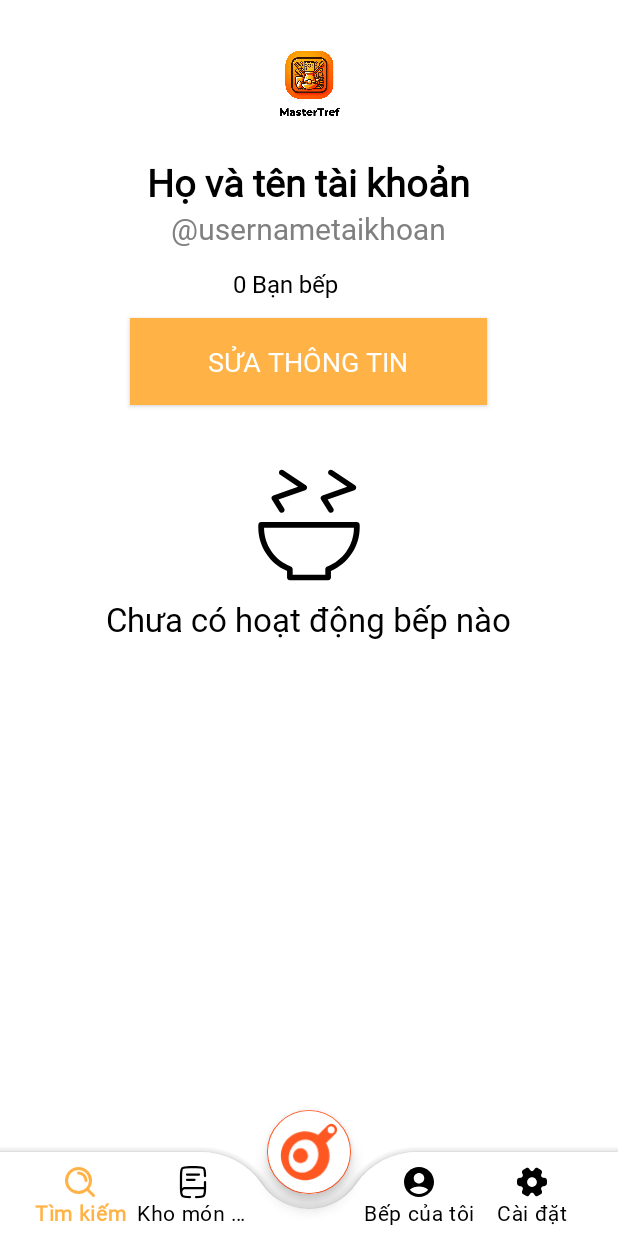
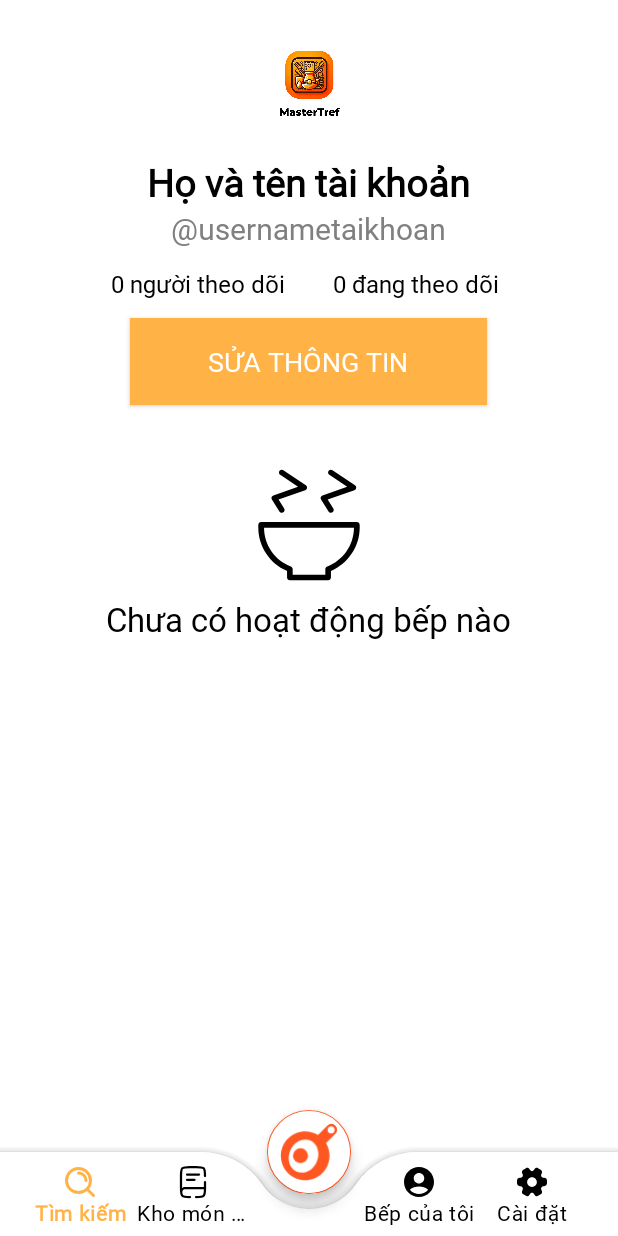
Before and after one commit to gacon04/mastertref, an Android app: the fragment MyKitchenFragment placed in its activity, on a phone screen of 412 x 824 dp. Run offline under Robolectric (Android 15) with nearby library versions, the phone set to English and light mode, and no system bars; our stand-ins replace CircleImageView, Room's generated code; libraries missing offline, so code that uses them is left out: com.cloudinary.android; Roboto replaces fonts that are not available here; 1 statement that could not run was skipped.

```diff
--- a/app/src/main/java/com/example/mastertref/data/local/TaikhoanDAO.java
+++ b/app/src/main/java/com/example/mastertref/data/local/TaikhoanDAO.java
@@ -26,7 +26,8 @@ public interface TaikhoanDAO {
     // 🟢 Kiểm tra đăng nhập (So sánh mật khẩu đã mã hóa)
     @Query("SELECT * FROM taikhoan WHERE email = :email AND password = :password LIMIT 1")
     TaikhoanEntity validLoginInfo(String email, String password);
-
+    @Query("SELECT id FROM taikhoan WHERE username = :username LIMIT 1")
+    int getUserIdByUsername(String username);
     // 🟢 Lấy tài khoản theo username
     @Query("SELECT * FROM taikhoan WHERE username = :username LIMIT 1")
     LiveData<TaikhoanEntity> getTaikhoanByUsername(String username);
--- a/app/src/main/res/layout/fragment_my_kitchen.xml
+++ b/app/src/main/res/layout/fragment_my_kitchen.xml
@@ -45,18 +45,36 @@
             android:textSize="20sp"
             android:textColor="@color/gray"
             android:layout_marginBottom="12dp"/>
-        <TextView
-            android:layout_width="wrap_content"
+
+        <TableLayout
+            android:layout_width="match_parent"
             android:layout_height="wrap_content"
-            android:text="0 Bạn bếp"
-            android:layout_marginBottom="12dp"
-            android:fontFamily="@font/sfpro_medi"
-            android:textSize="16sp"
-            android:textColor="@color/black"
-            android:gravity="center"
-            android:minWidth="120dp"
-            android:paddingEnd="32dp"/>
-        <!-- TableLayout để sắp xếp 2 cột -->
+            android:layout_marginBottom="12dp">
+
+            <TableRow android:gravity="center">
+                <TextView
+                    android:layout_width="0dp"
+                    android:layout_height="wrap_content"
+                    android:layout_weight="1"
+                    android:text="0 người theo dõi"
+                    android:fontFamily="@font/sfpro_medi"
+                    android:textSize="16sp"
+                    android:textColor="@color/black"
+                    android:gravity="end"
+                    android:paddingEnd="16dp"/>
+
+                <TextView
+                    android:layout_width="0dp"
+                    android:layout_height="wrap_content"
+                    android:layout_weight="1"
+                    android:text="0 đang theo dõi"
+                    android:fontFamily="@font/sfpro_medi"
+                    android:textSize="16sp"
+                    android:textColor="@color/black"
+                    android:gravity="start"
+                    android:paddingStart="16dp"/>
+            </TableRow>
+        </TableLayout>
 
 
         <!-- Nút sửa thông tin -->
```
Also changed, not shown: app/src/main/java/com/example/mastertref/data/repository/RecipeRepository.java (+18 -1 lines), app/src/main/java/com/example/mastertref/ui/AddRecipeActivity.java (+31 -5 lines), app/src/main/java/com/example/mastertref/viewmodel/AddRecipeVM.java (+2 -14 lines), app/src/main/java/com/example/mastertref/viewmodel/TaikhoanVM.java (+12 -0 lines).
